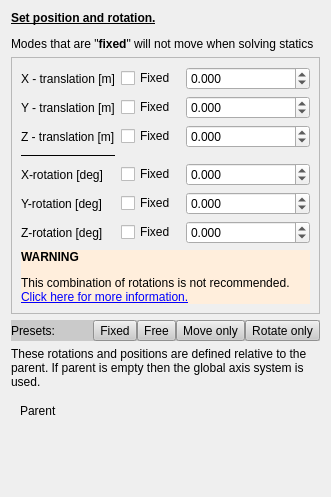
Before: the Qt Designer form guis/widget_axis.ui in RubendeBruin/DAVE, drawn with Qt 5.
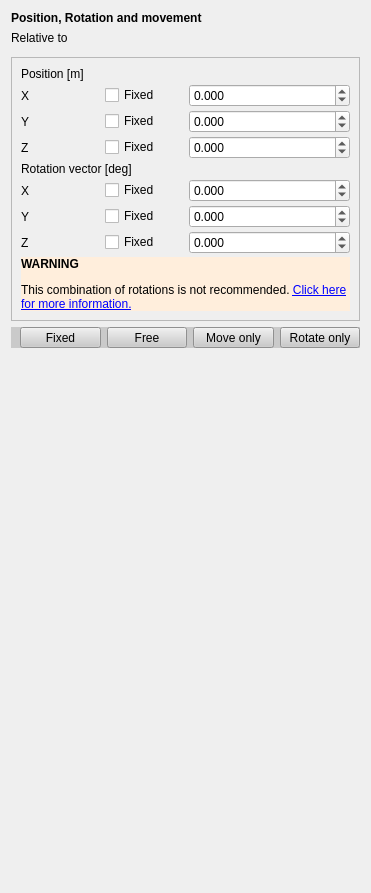
After: the same form once the commit is applied. Custom widgets are drawn as their Qt base class.

```diff
--- a/guis/widget_axis.ui
+++ b/guis/widget_axis.ui
@@ -6,8 +6,8 @@
    <rect>
     <x>0</x>
     <y>0</y>
-    <width>331</width>
-    <height>497</height>
+    <width>371</width>
+    <height>893</height>
    </rect>
   </property>
   <property name="windowTitle">
@@ -17,69 +17,38 @@
    <locale language="English" country="UnitedStates"/>
   </property>
   <layout class="QGridLayout" name="gridLayout_2">
-   <item row="8" column="0">
-    <spacer name="verticalSpacer">
-     <property name="orientation">
-      <enum>Qt::Vertical</enum>
-     </property>
-     <property name="sizeHint" stdset="0">
-      <size>
-       <width>20</width>
-       <height>40</height>
-      </size>
-     </property>
-    </spacer>
-   </item>
-   <item row="4" column="0">
-    <widget class="QLabel" name="label_9">
-     <property name="text">
-      <string>These rotations and positions are defined relative to the parent. If parent is empty then the global axis system is used.</string>
-     </property>
-     <property name="wordWrap">
-      <bool>true</bool>
-     </property>
-    </widget>
-   </item>
-   <item row="5" column="0">
+   <property name="bottomMargin">
+    <number>0</number>
+   </property>
+   <property name="verticalSpacing">
+    <number>6</number>
+   </property>
+   <item row="10" column="0">
     <widget class="QWidget" name="widget" native="true">
-     <layout class="QHBoxLayout" name="horizontalLayout">
-      <item>
-       <widget class="QLabel" name="label_8">
-        <property name="sizePolicy">
-         <sizepolicy hsizetype="Minimum" vsizetype="Preferred">
-          <horstretch>0</horstretch>
-          <verstretch>0</verstretch>
-         </sizepolicy>
-        </property>
-        <property name="text">
-         <string>Parent</string>
-        </property>
-       </widget>
-      </item>
-      <item>
-       <widget class="QNodePicker" name="widgetParent" native="true">
-        <property name="sizePolicy">
-         <sizepolicy hsizetype="MinimumExpanding" vsizetype="Preferred">
-          <horstretch>0</horstretch>
-          <verstretch>0</verstretch>
-         </sizepolicy>
-        </property>
-       </widget>
-      </item>
-     </layout>
+     <layout class="QHBoxLayout" name="horizontalLayout"/>
     </widget>
    </item>
-   <item row="2" column="0">
+   <item row="3" column="0">
+    <widget class="QLabel" name="label_8">
+     <property name="sizePolicy">
+      <sizepolicy hsizetype="Minimum" vsizetype="Preferred">
+       <horstretch>0</horstretch>
+       <verstretch>0</verstretch>
+      </sizepolicy>
+     </property>
+     <property name="text">
+      <string>Relative to</string>
+     </property>
+    </widget>
+   </item>
+   <item row="7" column="0">
     <widget class="QWidget" name="widget_2" native="true">
      <property name="styleSheet">
       <string notr="true">background-color: palette(midlight);</string>
      </property>
      <layout class="QHBoxLayout" name="horizontalLayout_2">
-      <property name="spacing">
-       <number>0</number>
-      </property>
       <property name="leftMargin">
-       <number>0</number>
+       <number>9</number>
       </property>
       <property name="topMargin">
        <number>0</number>
@@ -90,15 +59,14 @@
       <property name="bottomMargin">
        <number>0</number>
       </property>
-      <item>
-       <widget class="QLabel" name="label_10">
-        <property name="text">
-         <string>Presets:</string>
-        </property>
-       </widget>
-      </item>
       <item>
        <widget class="QToolButton" name="setFixed">
+        <property name="sizePolicy">
+         <sizepolicy hsizetype="MinimumExpanding" vsizetype="Fixed">
+          <horstretch>0</horstretch>
+          <verstretch>0</verstretch>
+         </sizepolicy>
+        </property>
         <property name="text">
          <string>Fixed</string>
         </property>
@@ -106,6 +74,12 @@
       </item>
       <item>
        <widget class="QToolButton" name="setFree">
+        <property name="sizePolicy">
+         <sizepolicy hsizetype="MinimumExpanding" vsizetype="Fixed">
+          <horstretch>0</horstretch>
+          <verstretch>0</verstretch>
+         </sizepolicy>
+        </property>
         <property name="text">
          <string>Free</string>
         </property>
@@ -113,6 +87,12 @@
       </item>
       <item>
        <widget class="QToolButton" name="setFixedOrientation">
+        <property name="sizePolicy">
+         <sizepolicy hsizetype="MinimumExpanding" vsizetype="Fixed">
+          <horstretch>0</horstretch>
+          <verstretch>0</verstretch>
+         </sizepolicy>
+        </property>
         <property name="text">
          <string>Move only</string>
         </property>
@@ -120,6 +100,12 @@
       </item>
       <item>
        <widget class="QToolButton" name="setFixedPosition">
+        <property name="sizePolicy">
+         <sizepolicy hsizetype="MinimumExpanding" vsizetype="Fixed">
+          <horstretch>0</horstretch>
+          <verstretch>0</verstretch>
+         </sizepolicy>
+        </property>
         <property name="text">
          <string>Rotate only</string>
         </property>
@@ -128,17 +114,7 @@
      </layout>
     </widget>
    </item>
-   <item row="0" column="0">
-    <widget class="QLabel" name="label_7">
-     <property name="text">
-      <string>&lt;html&gt;&lt;head/&gt;&lt;body&gt;&lt;p&gt;&lt;span style=&quot; font-weight:600; text-decoration: underline;&quot;&gt;Set position and rotation.&lt;/span&gt;&lt;/p&gt;&lt;p&gt;Modes that are &amp;quot;&lt;span style=&quot; font-weight:600;&quot;&gt;fixed&lt;/span&gt;&amp;quot; will not move when solving statics&lt;/p&gt;&lt;/body&gt;&lt;/html&gt;</string>
-     </property>
-     <property name="wordWrap">
-      <bool>true</bool>
-     </property>
-    </widget>
-   </item>
-   <item row="1" column="0">
+   <item row="6" column="0">
     <widget class="QFrame" name="frame">
      <property name="sizePolicy">
       <sizepolicy hsizetype="Preferred" vsizetype="Fixed">
@@ -153,14 +129,10 @@
       <enum>QFrame::Raised</enum>
      </property>
      <layout class="QGridLayout" name="gridLayout">
-      <item row="7" column="0">
-       <widget class="QLabel" name="label_6">
-        <property name="text">
-         <string>Z-rotation [deg]</string>
-        </property>
-       </widget>
-      </item>
-      <item row="0" column="2" colspan="2">
+      <property name="verticalSpacing">
+       <number>3</number>
+      </property>
+      <item row="1" column="2" colspan="2">
        <widget class="QDoubleSpinBox" name="doubleSpinBox_1">
         <property name="sizePolicy">
          <sizepolicy hsizetype="Preferred" vsizetype="Fixed">
@@ -172,107 +144,24 @@
          <number>3</number>
         </property>
         <property name="minimum">
-         <double>-999999999999.000000000000000</double>
+         <double>-999999999.000000000000000</double>
         </property>
         <property name="maximum">
-         <double>99999999999999.000000000000000</double>
+         <double>999999999.000000000000000</double>
         </property>
        </widget>
       </item>
-      <item row="5" column="0">
-       <widget class="QLabel" name="label_4">
-        <property name="text">
-         <string>X-rotation [deg]</string>
-        </property>
-       </widget>
-      </item>
-      <item row="5" column="1">
-       <widget class="QCheckBox" name="checkBox_4">
-        <property name="text">
-         <string>Fixed</string>
-        </property>
-       </widget>
-      </item>
-      <item row="0" column="0">
-       <widget class="QLabel" name="label">
-        <property name="text">
-         <string>X - translation [m]</string>
-        </property>
-       </widget>
-      </item>
-      <item row="7" column="1">
-       <widget class="QCheckBox" name="checkBox_6">
-        <property name="text">
-         <string>Fixed</string>
-        </property>
-       </widget>
-      </item>
-      <item row="6" column="0">
-       <widget class="QLabel" name="label_5">
-        <property name="text">
-         <string>Y-rotation [deg]</string>
-        </property>
-       </widget>
-      </item>
-      <item row="6" column="1">
-       <widget class="QCheckBox" name="checkBox_5">
-        <property name="text">
-         <string>Fixed</string>
-        </property>
-       </widget>
-      </item>
-      <item row="2" column="2" colspan="2">
-       <widget class="QDoubleSpinBox" name="doubleSpinBox_3">
-        <property name="sizePolicy">
-         <sizepolicy hsizetype="Preferred" vsizetype="Fixed">
-          <horstretch>0</horstretch>
-          <verstretch>0</verstretch>
-         </sizepolicy>
-        </property>
-        <property name="decimals">
-         <number>3</number>
-        </property>
-        <property name="minimum">
-         <double>-999999999999.000000000000000</double>
-        </property>
-        <property name="maximum">
-         <double>99999999999999.000000000000000</double>
-        </property>
-       </widget>
-      </item>
-      <item row="1" column="0">
+      <item row="2" column="0">
        <widget class="QLabel" name="label_2">
         <property name="text">
-         <string>Y - translation [m]</string>
+         <string>Y</string>
         </property>
        </widget>
       </item>
-      <item row="1" column="2" colspan="2">
-       <widget class="QDoubleSpinBox" name="doubleSpinBox_2">
-        <property name="sizePolicy">
-         <sizepolicy hsizetype="Preferred" vsizetype="Fixed">
-          <horstretch>0</horstretch>
-          <verstretch>0</verstretch>
-         </sizepolicy>
-        </property>
-        <property name="decimals">
-         <number>3</number>
-        </property>
-        <property name="minimum">
-         <double>-999999999999.000000000000000</double>
-        </property>
-        <property name="maximum">
-         <double>99999999999999.000000000000000</double>
-        </property>
-       </widget>
-      </item>
-      <item row="3" column="0">
-       <widget class="QFrame" name="frame_2">
-        <property name="frameShape">
-         <enum>QFrame::HLine</enum>
-        </property>
-        <property name="frameShadow">
-         <enum>QFrame::Plain</enum>
+      <item row="1" column="0">
+       <widget class="QLabel" name="label">
+        <property name="text">
+         <string>X</string>
         </property>
        </widget>
       </item>
@@ -288,46 +177,10 @@
          <number>3</number>
         </property>
         <property name="minimum">
-         <double>-999999999999.000000000000000</double>
+         <double>-999999999.000000000000000</double>
         </property>
         <property name="maximum">
-         <double>99999999999999.000000000000000</double>
-        </property>
-        <property name="singleStep">
-         <double>5.000000000000000</double>
-        </property>
-       </widget>
-      </item>
-      <item row="2" column="1">
-       <widget class="QCheckBox" name="checkBox_3">
-        <property name="text">
-         <string>Fixed</string>
-        </property>
-       </widget>
-      </item>
-      <item row="1" column="1">
-       <widget class="QCheckBox" name="checkBox_2">
-        <property name="text">
-         <string>Fixed</string>
-        </property>
-       </widget>
-      </item>
-      <item row="5" column="2" colspan="2">
-       <widget class="QDoubleSpinBox" name="doubleSpinBox_4">
-        <property name="sizePolicy">
-         <sizepolicy hsizetype="Preferred" vsizetype="Fixed">
-          <horstretch>0</horstretch>
-          <verstretch>0</verstretch>
-         </sizepolicy>
-        </property>
-        <property name="decimals">
-         <number>3</number>
-        </property>
-        <property name="minimum">
-         <double>-999999999999.000000000000000</double>
-        </property>
-        <property name="maximum">
-         <double>99999999999999.000000000000000</double>
+         <double>999999999.000000000000000</double>
         </property>
         <property name="singleStep">
          <double>5.000000000000000</double>
@@ -346,16 +199,42 @@
          <number>3</number>
         </property>
         <property name="minimum">
-         <double>-999999999999.000000000000000</double>
+         <double>-999999999.000000000000000</double>
         </property>
         <property name="maximum">
-         <double>99999999999999.000000000000000</double>
+         <double>999999999.000000000000000</double>
         </property>
         <property name="singleStep">
          <double>5.000000000000000</double>
         </property>
        </widget>
       </item>
+      <item row="2" column="1">
+       <widget class="QCheckBox" name="checkBox_2">
+        <property name="text">
+         <string>Fixed</string>
+        </property>
+       </widget>
+      </item>
+      <item row="2" column="2" colspan="2">
+       <widget class="QDoubleSpinBox" name="doubleSpinBox_2">
+        <property name="sizePolicy">
+         <sizepolicy hsizetype="Preferred" vsizetype="Fixed">
+          <horstretch>0</horstretch>
+          <verstretch>0</verstretch>
+         </sizepolicy>
+        </property>
+        <property name="decimals">
+         <number>3</number>
+        </property>
+        <property name="minimum">
+         <double>-999999999.000000000000000</double>
+        </property>
+        <property name="maximum">
+         <double>999999999.000000000000000</double>
+        </property>
+       </widget>
+      </item>
       <item row="8" column="0" colspan="4">
        <widget class="QLabel" name="lblRotationsWarning">
         <property name="styleSheet">
@@ -384,23 +263,160 @@
         </property>
        </widget>
       </item>
-      <item row="2" column="0">
+      <item row="3" column="1">
+       <widget class="QCheckBox" name="checkBox_3">
+        <property name="text">
+         <string>Fixed</string>
+        </property>
+       </widget>
+      </item>
+      <item row="3" column="2" colspan="2">
+       <widget class="QDoubleSpinBox" name="doubleSpinBox_3">
+        <property name="sizePolicy">
+         <sizepolicy hsizetype="Preferred" vsizetype="Fixed">
+          <horstretch>0</horstretch>
+          <verstretch>0</verstretch>
+         </sizepolicy>
+        </property>
+        <property name="decimals">
+         <number>3</number>
+        </property>
+        <property name="minimum">
+         <double>-999999999.000000000000000</double>
+        </property>
+        <property name="maximum">
+         <double>999999999.000000000000000</double>
+        </property>
+       </widget>
+      </item>
+      <item row="5" column="1">
+       <widget class="QCheckBox" name="checkBox_4">
+        <property name="text">
+         <string>Fixed</string>
+        </property>
+       </widget>
+      </item>
+      <item row="6" column="0">
+       <widget class="QLabel" name="label_5">
+        <property name="text">
+         <string>Y</string>
+        </property>
+       </widget>
+      </item>
+      <item row="5" column="0">
+       <widget class="QLabel" name="label_4">
+        <property name="text">
+         <string>X</string>
+        </property>
+       </widget>
+      </item>
+      <item row="3" column="0">
        <widget class="QLabel" name="label_3">
         <property name="text">
-         <string>Z - translation [m]</string>
+         <string>Z</string>
         </property>
        </widget>
       </item>
-      <item row="0" column="1">
+      <item row="7" column="0">
+       <widget class="QLabel" name="label_6">
+        <property name="text">
+         <string>Z</string>
+        </property>
+       </widget>
+      </item>
+      <item row="5" column="2" colspan="2">
+       <widget class="QDoubleSpinBox" name="doubleSpinBox_4">
+        <property name="sizePolicy">
+         <sizepolicy hsizetype="Preferred" vsizetype="Fixed">
+          <horstretch>0</horstretch>
+          <verstretch>0</verstretch>
+         </sizepolicy>
+        </property>
+        <property name="decimals">
+         <number>3</number>
+        </property>
+        <property name="minimum">
+         <double>-999999999.000000000000000</double>
+        </property>
+        <property name="maximum">
+         <double>999999999.000000000000000</double>
+        </property>
+        <property name="singleStep">
+         <double>5.000000000000000</double>
+        </property>
+       </widget>
+      </item>
+      <item row="7" column="1">
+       <widget class="QCheckBox" name="checkBox_6">
+        <property name="text">
+         <string>Fixed</string>
+        </property>
+       </widget>
+      </item>
+      <item row="1" column="1">
        <widget class="QCheckBox" name="checkBox_1">
         <property name="text">
          <string>Fixed</string>
         </property>
        </widget>
       </item>
+      <item row="6" column="1">
+       <widget class="QCheckBox" name="checkBox_5">
+        <property name="text">
+         <string>Fixed</string>
+        </property>
+       </widget>
+      </item>
+      <item row="4" column="0" colspan="3">
+       <widget class="QLabel" name="label_12">
+        <property name="text">
+         <string>Rotation vector [deg]</string>
+        </property>
+       </widget>
+      </item>
+      <item row="0" column="0" colspan="4">
+       <widget class="QLabel" name="label_11">
+        <property name="text">
+         <string>Position [m]</string>
+        </property>
+       </widget>
+      </item>
      </layout>
     </widget>
    </item>
+   <item row="2" column="0">
+    <widget class="QLabel" name="label_7">
+     <property name="text">
+      <string>&lt;html&gt;&lt;head/&gt;&lt;body&gt;&lt;p&gt;&lt;span style=&quot; font-weight:700;&quot;&gt;Position, Rotation and movement&lt;/span&gt;&lt;/p&gt;&lt;/body&gt;&lt;/html&gt;</string>
+     </property>
+     <property name="wordWrap">
+      <bool>true</bool>
+     </property>
+    </widget>
+   </item>
+   <item row="13" column="0">
+    <spacer name="verticalSpacer">
+     <property name="orientation">
+      <enum>Qt::Vertical</enum>
+     </property>
+     <property name="sizeHint" stdset="0">
+      <size>
+       <width>20</width>
+       <height>40</height>
+      </size>
+     </property>
+    </spacer>
+   </item>
+   <item row="4" column="0">
+    <widget class="QNodePicker" name="widgetParent" native="true">
+     <property name="sizePolicy">
+      <sizepolicy hsizetype="MinimumExpanding" vsizetype="Preferred">
+       <horstretch>0</horstretch>
+       <verstretch>0</verstretch>
+      </sizepolicy>
+     </property>
+    </widget>
+   </item>
   </layout>
  </widget>
  <customwidgets>
```
Left out of the diff: 4 changed lines with no effect on the pictures.
